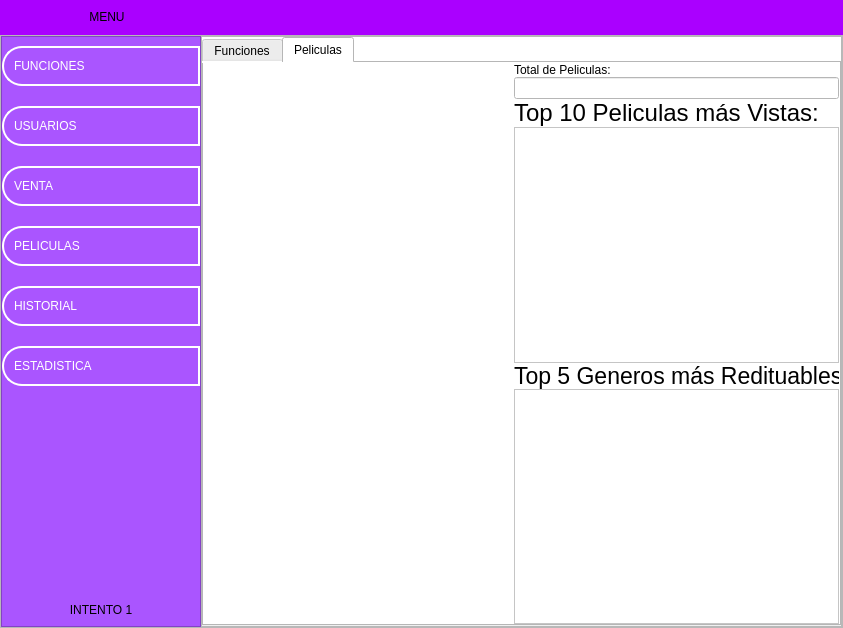
Old version of the form ui/menu.ui in the repository LeandroMuzalski1843/Proyecto_Final_Practicas_II.
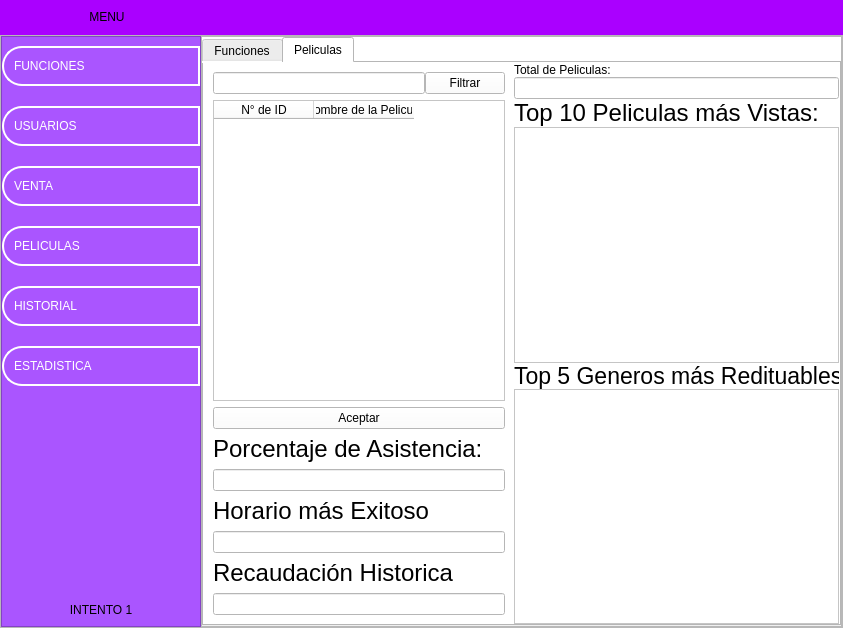
New version of the form. Icons and pictures are not drawn.

Commit message: Se Agrego las peliculas a la tabla de las estadisticas, problema: tarda en cargar

```diff
--- a/ui/menu.ui
+++ b/ui/menu.ui
@@ -1780,7 +1780,148 @@
                       <number>0</number>
                      </property>
                      <item>
-                      <widget class="QWidget" name="widget_16" native="true"/>
+                      <widget class="QWidget" name="widget_16" native="true">
+                       <layout class="QHBoxLayout" name="horizontalLayout_18">
+                        <property name="spacing">
+                         <number>0</number>
+                        </property>
+                        <property name="leftMargin">
+                         <number>0</number>
+                        </property>
+                        <property name="topMargin">
+                         <number>0</number>
+                        </property>
+                        <property name="rightMargin">
+                         <number>0</number>
+                        </property>
+                        <property name="bottomMargin">
+                         <number>0</number>
+                        </property>
+                        <item>
+                         <widget class="QWidget" name="widget_19" native="true">
+                          <layout class="QVBoxLayout" name="verticalLayout_19">
+                           <item>
+                            <layout class="QHBoxLayout" name="horizontalLayout_19">
+                             <property name="spacing">
+                              <number>0</number>
+                             </property>
+                             <item>
+                              <widget class="QLineEdit" name="lineEdit_3"/>
+                             </item>
+                             <item>
+                              <widget class="QPushButton" name="pushButton">
+                               <property name="text">
+                                <string>Filtrar</string>
+                               </property>
+                              </widget>
+                             </item>
+                            </layout>
+                           </item>
+                           <item>
+                            <widget class="QTableWidget" name="tabla_estadistica_peli">
+                             <column>
+                              <property name="text">
+                               <string>N° de ID</string>
+                              </property>
+                             </column>
+                             <column>
+                              <property name="text">
+                               <string>Nombre de la Pelicula</string>
+                              </property>
+                             </column>
+                            </widget>
+                           </item>
+                           <item>
+                            <widget class="QPushButton" name="pushButton_2">
+                             <property name="text">
+                              <string>Aceptar</string>
+                             </property>
+                            </widget>
+                           </item>
+                           <item>
+                            <widget class="QLabel" name="label_8">
+                             <property name="font">
+                              <font>
+                               <family>MS Shell Dlg 2</family>
+                               <pointsize>18</pointsize>
+                               <weight>9</weight>
+                               <italic>false</italic>
+                               <bold>false</bold>
+                              </font>
+                             </property>
+                             <property name="styleSheet">
+                              <string notr="true">font: 75 18pt &quot;MS Shell Dlg 2&quot;;</string>
+                             </property>
+                             <property name="text">
+                              <string>Porcentaje de Asistencia:</string>
+                             </property>
+                            </widget>
+                           </item>
+                           <item>
+                            <widget class="QLineEdit" name="lineEdit_porcentaje_asistencia"/>
+                           </item>
+                           <item>
+                            <widget class="QLabel" name="label_9">
+                             <property name="font">
+                              <font>
+                               <family>MS Shell Dlg 2</family>
+                               <pointsize>18</pointsize>
+                               <weight>9</weight>
+                               <italic>false</italic>
+                               <bold>false</bold>
+                              </font>
+                             </property>
+                             <property name="styleSheet">
+                              <string notr="true">font: 75 18pt &quot;MS Shell Dlg 2&quot;;</string>
+                             </property>
+                             <property name="text">
+                              <string>Horario más Exitoso</string>
+                             </property>
+                            </widget>
+                           </item>
+                           <item>
+                            <widget class="QLineEdit" name="lineEdit_horario_mas_exitoso"/>
+                           </item>
+                           <item>
+                            <widget class="QLabel" name="label_10">
+                             <property name="font">
+                              <font>
+                               <family>MS Shell Dlg 2</family>
+                               <pointsize>18</pointsize>
+                               <weight>9</weight>
+                               <italic>false</italic>
+                               <bold>false</bold>
+                              </font>
+                             </property>
+                             <property name="styleSheet">
+                              <string notr="true">font: 75 18pt &quot;MS Shell Dlg 2&quot;;</string>
+                             </property>
+                             <property name="text">
+                              <string>Recaudación Historica</string>
+                             </property>
+                            </widget>
+                           </item>
+                           <item>
+                            <widget class="QLineEdit" name="lineEdit_recaudadcion_historica"/>
+                           </item>
+                          </layout>
+                         </widget>
+                        </item>
+                        <item>
+                         <widget class="QWidget" name="widget_18" native="true">
+                          <property name="maximumSize">
+                           <size>
+                            <width>10</width>
+                            <height>16777215</height>
+                           </size>
+                          </property>
+                          <property name="styleSheet">
+                           <string notr="true"> background-color: #aa55ff;</string>
+                          </property>
+                         </widget>
+                        </item>
+                       </layout>
+                      </widget>
                      </item>
                      <item>
                       <widget class="QWidget" name="widget_17" native="true">
```
The commit also changes 3 other files.
